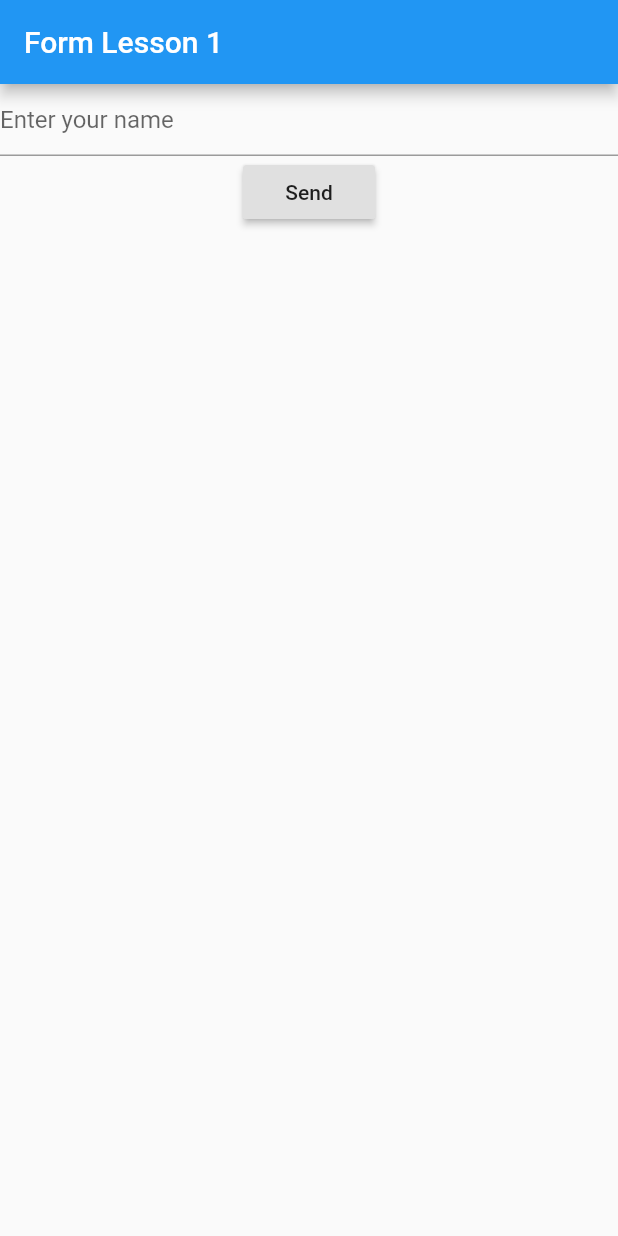
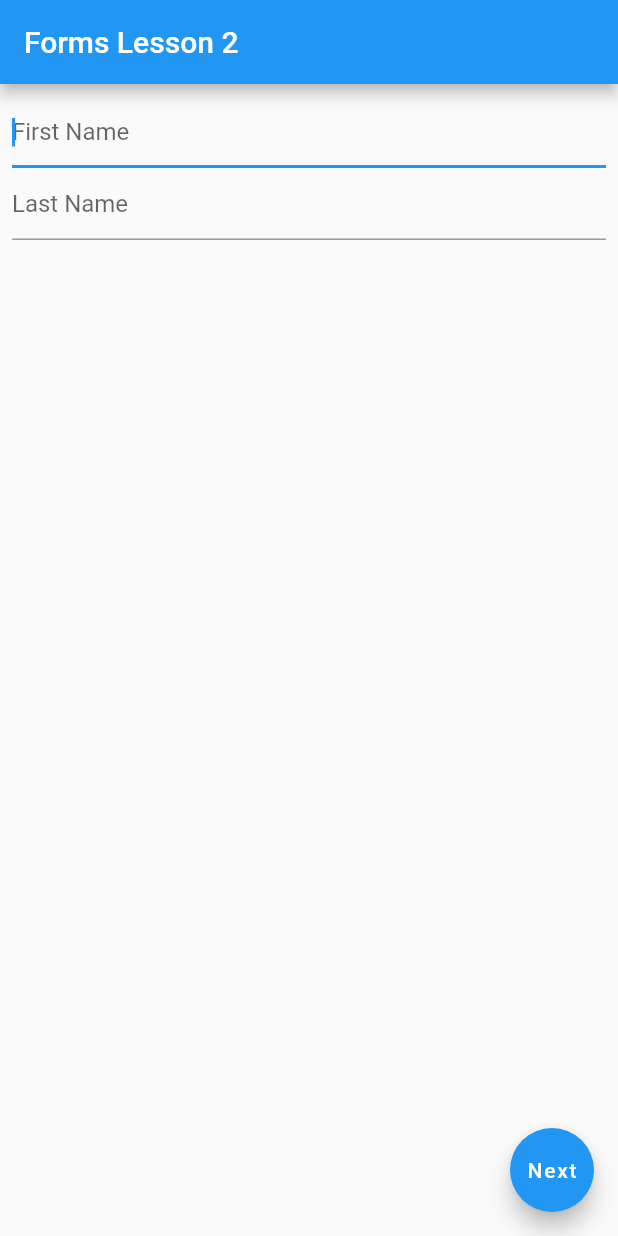
Before and after one commit to code2start/flutter_forms, a Flutter app: the screen it shows after launch, on a phone screen of 412 x 824 dp. Run offline on Flutter 3.47's test engine with Material 2 defaults, Android fonts, the phone set to English and light mode, and no system bars.

Commit message:
Lesson 2

```diff
--- a/lib/pages/home.dart
+++ b/lib/pages/home.dart
@@ -6,45 +6,50 @@ class Home extends StatefulWidget {
 }
 
 class _HomeState extends State<Home> {
-  final formKey = GlobalKey<FormState>();
-  final scaffoldKey = GlobalKey<ScaffoldState>();
+  var myFocus;
+
+  @override
+  void initState() {
+    super.initState();
+    myFocus = FocusNode();
+  }
+
+  @override
+  void dispose() {
+    super.dispose();
+    myFocus.dispose();
+  }
+
   @override
   Widget build(BuildContext context) {
     return Scaffold(
-      key: scaffoldKey,
       appBar: AppBar(
-        title: Text('Form Lesson 1'),
+        title: Text('Forms Lesson 2'),
       ),
-      body: Form(
-        key: formKey,
+      body: Padding(
+        padding: const EdgeInsets.all(8.0),
+        child: Form(
           child: Column(
             children: <Widget>[
               TextFormField(
+                autofocus: true,
                 decoration: InputDecoration(
-                hintText: 'Enter your name',
+                  hintText: 'First Name',
                 ),
-              validator: (value) {
-                if (value.isEmpty) {
-                  return "Name is required";
-                }
-                return null;
-              },
               ),
-            RaisedButton(
-              child: Text('Send'),
-              onPressed: () {
-                if (formKey.currentState.validate()) {
-                  //save data local or go to server
-                  scaffoldKey.currentState.showSnackBar(SnackBar(
-                    content: Text(
-                      'Saving data local or on the server',
+              TextFormField(
+                focusNode: myFocus,
+                decoration: InputDecoration(
+                  hintText: 'Last Name',
                 ),
-                  ));
-                }
-              },
-            )
+              ),
             ],
           ),
+        ),
+      ),
+      floatingActionButton: FloatingActionButton(
+        child: Text('Next'),
+        onPressed: () => myFocus.requestFocus(),
       ),
     );
   }
```
Also changed, not shown: 1 other file. Lines whose indentation alone changed are shown as unchanged.
